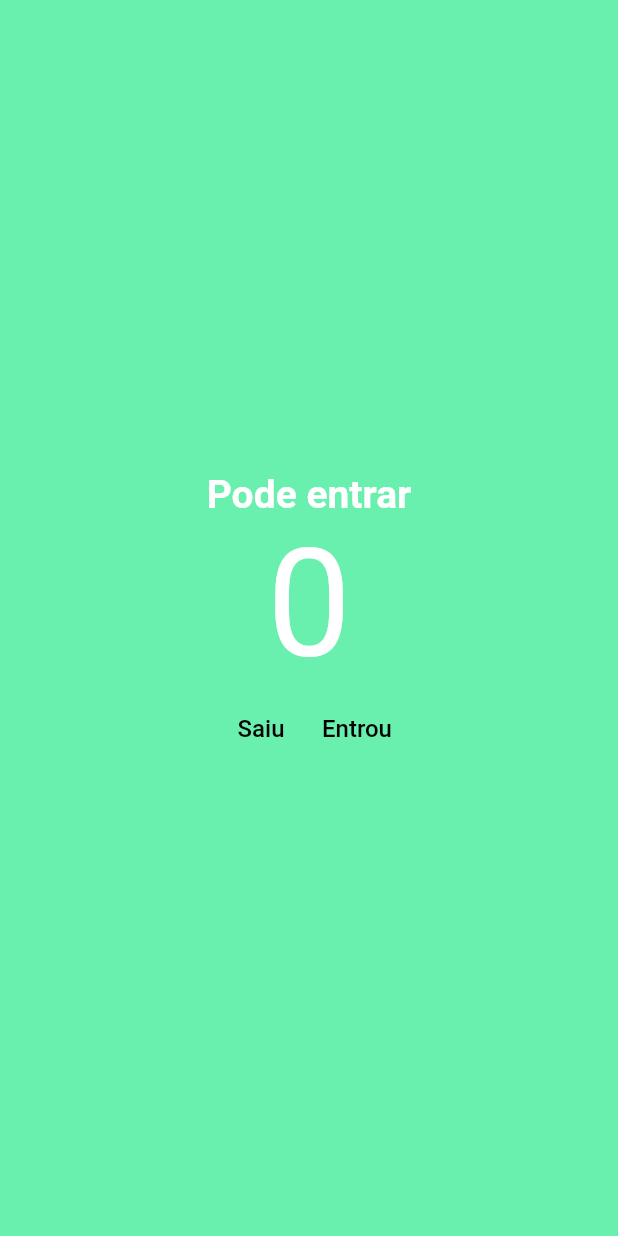
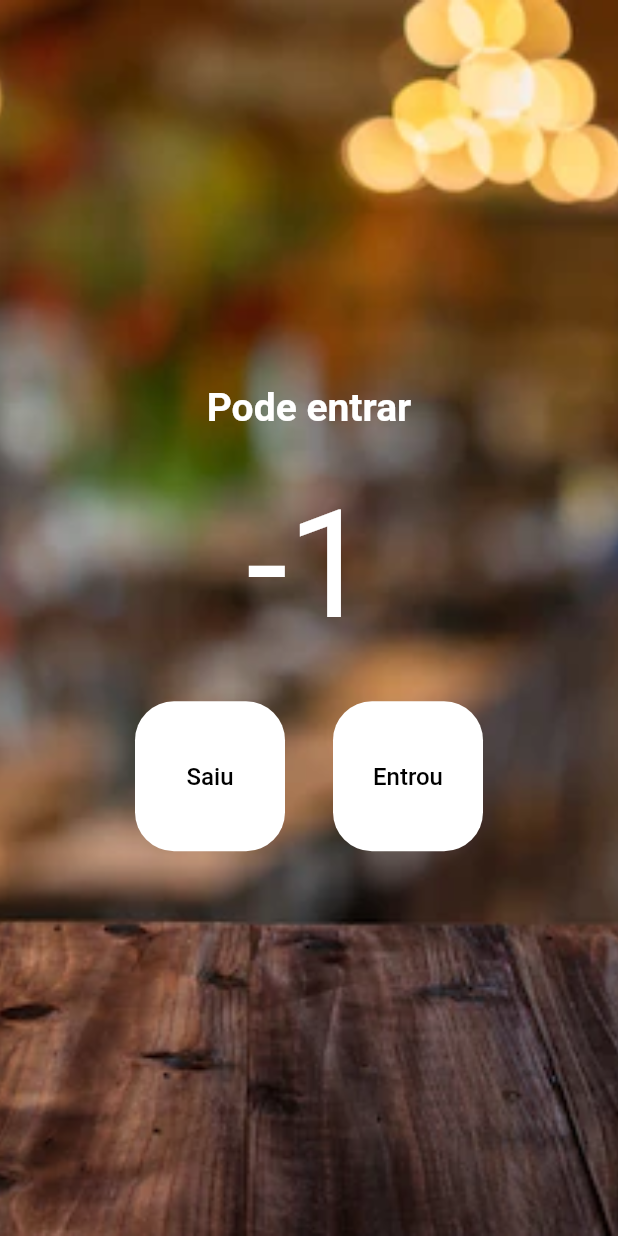
Before and after one commit to DaniloMAP/ContadorDePessoas, a Flutter app: the screen it shows after launch, after a tap on "Saiu", on a phone screen of 412 x 824 dp. Run offline on Flutter 3.47's test engine with Material 2 defaults, Android fonts, the phone set to English and light mode, and no system bars.

Commit message:
Contador atualizado com SetState

```diff
--- a/contadordepessoas/lib/main.dart
+++ b/contadordepessoas/lib/main.dart
@@ -9,21 +9,35 @@
 
   @override
   Widget build(BuildContext context) {
-    return const MaterialApp(
+    return MaterialApp(
+      debugShowCheckedModeBanner: false,
       home: HomePage(),
     );
   }
 }
 
-class HomePage extends StatelessWidget {
+class HomePage extends StatefulWidget {
   const HomePage({super.key});
 
+  @override
+  State<HomePage> createState() => _HomePageState();
+}
+
+class _HomePageState extends State<HomePage> {
+  int count = 0;
+
   void decrement() {
-    print('Decrement');
+    setState(() {
+      count--;
+    });
+    print(count);
   }
 
   void increment() {
-    print('Increment');
+    setState(() {
+      count++;
+    });
+    print(count);
   }
 
   @override
@@ -31,10 +45,17 @@
     // ignore: prefer_const_constructors
     return Scaffold(
       backgroundColor: Colors.greenAccent,
-      body: Column(
+      body: Container(
+        decoration: BoxDecoration(
+          image: DecorationImage(
+            image: AssetImage('assets/images/image.jpg'),
+            fit: BoxFit.cover,
+          ),
+        ),
+        child: Column(
           mainAxisAlignment: MainAxisAlignment.center,
           children: [
-          const Text(
+            Text(
               'Pode entrar',
               style: TextStyle(
                 fontSize: 26,
@@ -42,18 +63,27 @@
                 fontWeight: FontWeight.w700,
               ),
             ),
-          const Text(
-            '0',
+            SizedBox(height: 32),
+            Text(
+              count.toString(),
               style: TextStyle(
                 fontSize: 100,
                 color: Colors.white,
               ),
             ),
+            SizedBox(height: 32),
             Row(
               mainAxisAlignment: MainAxisAlignment.center,
               children: [
                 TextButton(
                   onPressed: decrement,
+                  style: TextButton.styleFrom(
+                    backgroundColor: Colors.white,
+                    fixedSize: const Size(100, 100),
+                    foregroundColor: Colors.black,
+                    shape: RoundedRectangleBorder(
+                        borderRadius: BorderRadius.circular(26)),
+                  ),
                   child: Text(
                     'Saiu',
                     style: TextStyle(
@@ -62,8 +92,16 @@
                     ),
                   ),
                 ),
+                SizedBox(width: 32),
                 TextButton(
                   onPressed: increment,
+                  style: TextButton.styleFrom(
+                    backgroundColor: Colors.white,
+                    fixedSize: const Size(100, 100),
+                    foregroundColor: Colors.black,
+                    shape: RoundedRectangleBorder(
+                        borderRadius: BorderRadius.circular(26)),
+                  ),
                   child: Text(
                     'Entrou',
                     style: TextStyle(
@@ -76,6 +114,7 @@
             ),
           ],
         ),
+      ),
     );
   }
 }
--- a/contadordepessoas/pubspec.yaml
+++ b/contadordepessoas/pubspec.yaml
@@ -62,7 +62,8 @@
   # assets:
   #   - images/a_dot_burr.jpeg
   #   - images/a_dot_ham.jpeg
-
+  assets:
+    - assets/images/image.jpg
   # An image asset can refer to one or more resolution-specific "variants", see
   # https://flutter.dev/assets-and-images/#resolution-aware
 
```
Also changed, not shown: contadordepessoas/assets/images/image.jpg (added). Lines whose indentation alone changed are shown as unchanged.
